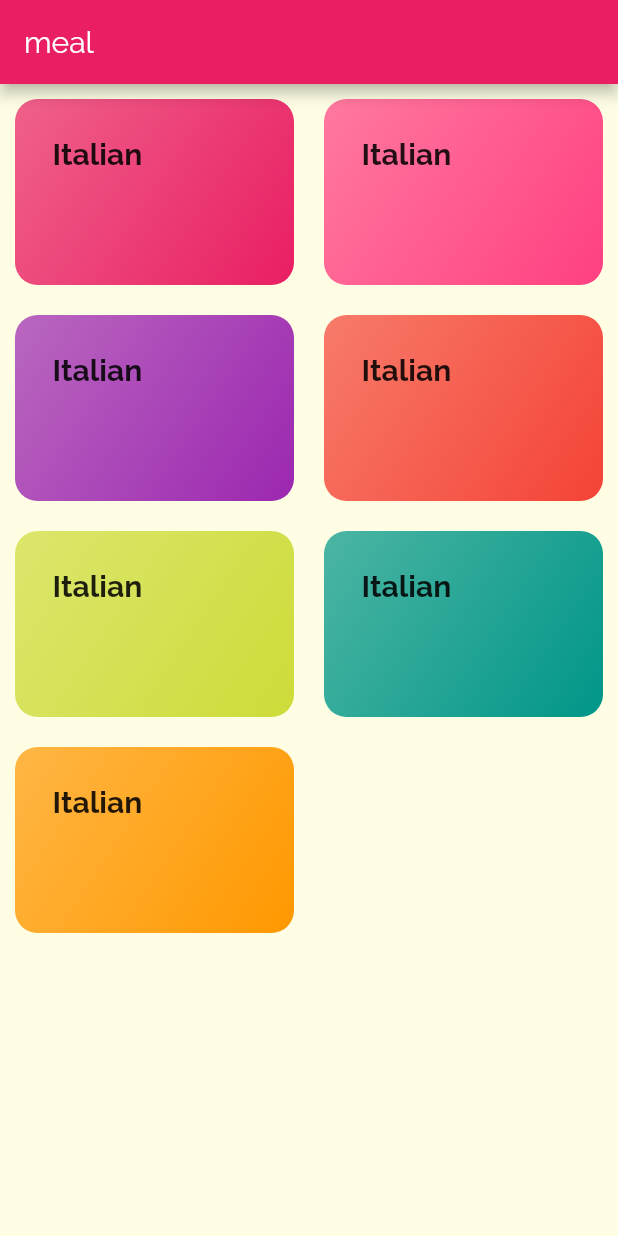
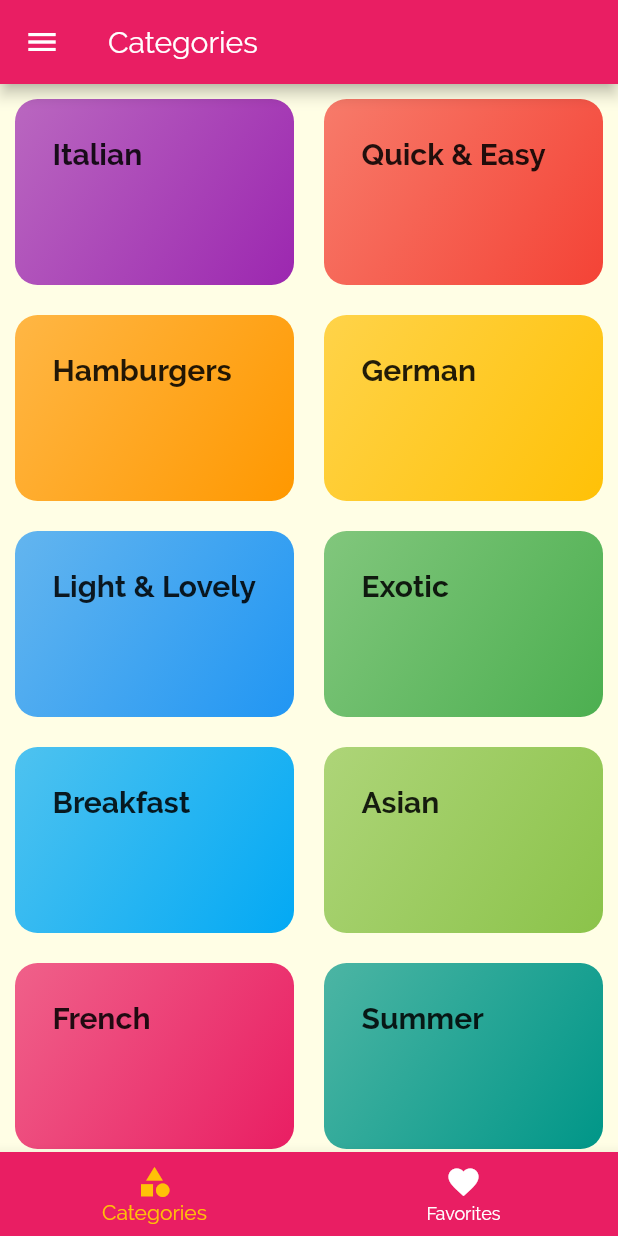
Before and after one commit to HQHAN/meal, a Flutter app: the screen it shows after launch, on a phone screen of 412 x 824 dp. Run offline on Flutter 3.47's test engine with Material 2 defaults, Android fonts, the phone set to English and light mode, and no system bars.

Commit message:
unpushed changes

```diff
--- a/lib/categories.dart
+++ /dev/null
@@ -1,24 +0,0 @@
-import 'package:flutter/material.dart';
-import 'package:meal_app/category_item.dart';
-import 'package:meal_app/models/dummy_categories.dart';
-
-import 'models/category.dart';
-
-class Categories extends StatelessWidget {
-  @override
-  Widget build(BuildContext context) {
-    return GridView.builder(
-      padding: const EdgeInsets.all(10),
-      gridDelegate: SliverGridDelegateWithMaxCrossAxisExtent(
-          maxCrossAxisExtent: 200,
-          childAspectRatio: 3 / 2,
-          crossAxisSpacing: 20,
-          mainAxisSpacing: 20),
-      itemBuilder: (ctx, index) {
-        Category item = DUMMY_CATEGORY[index];
-        return CategoryItem(item.title, item.bgColor);
-      },
-      itemCount: DUMMY_CATEGORY.length,
-    );
-  }
-}
--- a/lib/category_item.dart
+++ /dev/null
@@ -1,41 +0,0 @@
-import 'package:flutter/material.dart';
-import 'package:meal_app/meal_detail.dart';
-
-class CategoryItem extends StatelessWidget {
-  final String title;
-  final Color color;
-
-  CategoryItem(this.title, this.color);
-
-  void selectCategory(BuildContext ctx) {
-    Navigator.of(ctx).push(MaterialPageRoute(builder: (_) {
-      return MealDetail();
-    }));
-  }
-
-  @override
-  Widget build(BuildContext context) {
-    return InkWell(
-      onTap: () => selectCategory(context),
-      splashColor: Theme.of(context).primaryColor,
-      borderRadius: BorderRadius.circular(15),
-      child: Container(
-          padding: const EdgeInsets.all(25),
-          child: Text(
-            title,
-            style: Theme.of(context).textTheme.title,
-          ),
-          decoration: BoxDecoration(
-            gradient: LinearGradient(
-              colors: [
-                color.withOpacity(0.7),
-                color,
-              ],
-              begin: Alignment.topLeft,
-              end: Alignment.bottomRight,
-            ),
-            borderRadius: BorderRadius.circular(15),
-          )),
-    );
-  }
-}
--- a/lib/category_screen.dart
+++ /dev/null
@@ -1,15 +0,0 @@
-import 'package:flutter/material.dart';
-
-import 'categories.dart';
-
-class CategoryScreen extends StatelessWidget {
-  @override
-  Widget build(BuildContext context) {
-    return Scaffold(
-      appBar: AppBar(
-        title: Text('meal'),
-      ),
-      body: Categories(),
-    );
-  }
-}
--- a/lib/main.dart
+++ b/lib/main.dart
@@ -1,10 +1,67 @@
 import 'package:flutter/material.dart';
-import 'package:meal_app/category_screen.dart';
+import 'package:meal_app/models/dummy_categories.dart';
+import 'package:meal_app/screens/category_screen.dart';
+import 'package:meal_app/screens/filter_screen.dart';
+import 'package:meal_app/screens/meal_detail_screen.dart';
+import 'package:meal_app/screens/meal_list_screen.dart';
+import 'package:meal_app/screens/tabs_screen.dart';
+
+import 'models/meal.dart';
 
 void main() => runApp(MyApp());
 
-class MyApp extends StatelessWidget {
+class MyApp extends StatefulWidget {
   // This widget is the root of your application.
+
+  @override
+  _MyAppState createState() => _MyAppState();
+}
+
+class _MyAppState extends State<MyApp> {
+  Map<String, bool> _currentFilters = {
+    'gluten': false,
+    'vegan': false,
+    'vegeterian': false,
+    'lactos': false,
+  };
+  List<Meal> _availableMeals = DUMMY_MEALS;
+  List<Meal> _favoriteMeals = [];
+
+  void _setFilters(Map<String, bool> changed) {
+    setState(() {
+      _currentFilters = changed;
+      _availableMeals = DUMMY_MEALS.where((meal) {
+        if (_currentFilters['gluten'] && meal.isGlutenFree) return false;
+        if (_currentFilters['vegan'] && meal.isVegan) return false;
+        if (_currentFilters['vegeterian'] && meal.isVegetarian) return false;
+        if (_currentFilters['lactos'] && meal.isLactoseFree) return false;
+        return true;
+      }).toList();
+    });
+  }
+
+  void _onToggleFavorite(String mealId) {
+    final Meal found = _favoriteMeals.firstWhere((item) {
+      return item.id == mealId;
+    }, orElse: () => null);
+
+    if (found != null) {
+      setState(() {
+        _favoriteMeals.remove(found);
+        print(_favoriteMeals);
+      });
+    } else {
+      setState(() {
+        _favoriteMeals.add(DUMMY_MEALS.firstWhere((item) => item.id == mealId));
+        print(_favoriteMeals);
+      });
+    }
+  }
+
+  bool _isFavoriteItem(String id) {
+    return _favoriteMeals.any((item) => item.id == id );
+  }
+
   @override
   Widget build(BuildContext context) {
     return MaterialApp(
@@ -36,7 +93,27 @@ class MyApp extends StatelessWidget {
                   fontWeight: FontWeight.bold,
                 ),
               )),
-      home: CategoryScreen(),
+      initialRoute: '/',
+      routes: {
+        '/': (ctx) => TabScreen(_favoriteMeals),
+        MealListScreen.route_name: (ctx) => MealListScreen(_availableMeals),
+        MealDetailScreen.routeName: (ctx) => MealDetailScreen(_onToggleFavorite, _isFavoriteItem),
+        FilterScreeen.routeName: (ctx) => FilterScreeen(
+              _setFilters,
+              currentSetting: _currentFilters,
+            ),
+      },
+      onGenerateRoute: (settings) {
+        print(settings.arguments);
+        return MaterialPageRoute(
+          builder: (ctx) => TabScreen(_favoriteMeals),
+        );
+      },
+      onUnknownRoute: (settings) {
+        return MaterialPageRoute(
+          builder: (ctx) => CategoryScreen(),
+        );
+      },
     );
   }
 }
--- a/lib/meal_detail.dart
+++ /dev/null
@@ -1,15 +0,0 @@
-import 'package:flutter/material.dart';
-
-class MealDetail extends StatelessWidget {
-  @override
-  Widget build(BuildContext context) {
-    return Scaffold(
-      appBar: AppBar(
-        title: Text('Detail Page'),
-      ),
-      body: Center(
-        child: Text("Detail Page"),
-      ),
-    );
-  }
-}
--- a/lib/models/dummy_categories.dart
+++ b/lib/models/dummy_categories.dart
@@ -1,12 +1,408 @@
 import 'package:flutter/material.dart';
 import 'package:meal_app/models/category.dart';
 
+import 'meal.dart';
+
 const DUMMY_CATEGORY = const [
-  Category(id: 'c1', title: 'Italian', bgColor: Colors.pink),
-  Category(id: 'c2', title: 'Italian', bgColor: Colors.pinkAccent),
-  Category(id: 'c3', title: 'Italian', bgColor: Colors.purple),
-  Category(id: 'c4', title: 'Italian', bgColor: Colors.red),
-  Category(id: 'c5', title: 'Italian', bgColor: Colors.lime),
-  Category(id: 'c6', title: 'Italian', bgColor: Colors.teal),
-  Category(id: 'c7', title: 'Italian',),
+  Category(
+    id: 'c1',
+    title: 'Italian',
+    bgColor: Colors.purple,
+  ),
+  Category(
+    id: 'c2',
+    title: 'Quick & Easy',
+    bgColor: Colors.red,
+  ),
+  Category(
+    id: 'c3',
+    title: 'Hamburgers',
+    bgColor: Colors.orange,
+  ),
+  Category(
+    id: 'c4',
+    title: 'German',
+    bgColor: Colors.amber,
+  ),
+  Category(
+    id: 'c5',
+    title: 'Light & Lovely',
+    bgColor: Colors.blue,
+  ),
+  Category(
+    id: 'c6',
+    title: 'Exotic',
+    bgColor: Colors.green,
+  ),
+  Category(
+    id: 'c7',
+    title: 'Breakfast',
+    bgColor: Colors.lightBlue,
+  ),
+  Category(
+    id: 'c8',
+    title: 'Asian',
+    bgColor: Colors.lightGreen,
+  ),
+  Category(
+    id: 'c9',
+    title: 'French',
+    bgColor: Colors.pink,
+  ),
+  Category(
+    id: 'c10',
+    title: 'Summer',
+    bgColor: Colors.teal,
+  ),
 ];
+
+const DUMMY_MEALS = const [
+  Meal(
+    id: 'm1',
+    categories: [
+      'c1',
+      'c2',
+    ],
+    title: 'Spaghetti with Tomato Sauce',
+    affordability: Affordability.Affordable,
+    complexity: Complexity.Simple,
+    imageUrl:
+        'https://upload.wikimedia.org/wikipedia/commons/thumb/2/20/Spaghetti_Bolognese_mit_Parmesan_oder_Grana_Padano.jpg/800px-Spaghetti_Bolognese_mit_Parmesan_oder_Grana_Padano.jpg',
+    duration: 20,
+    ingredients: [
+      '4 Tomatoes',
+      '1 Tablespoon of Olive Oil',
+      '1 Onion',
+      '250g Spaghetti',
+      'Spices',
+      'Cheese (optional)'
+    ],
+    steps: [
+      'Cut the tomatoes and the onion into small pieces.',
+      'Boil some water - add salt to it once it boils.',
+      'Put the spaghetti into the boiling water - they should be done in about 10 to 12 minutes.',
+      'In the meantime, heaten up some olive oil and add the cut onion.',
+      'After 2 minutes, add the tomato pieces, salt, pepper and your other spices.',
+      'The sauce will be done once the spaghetti are.',
+      'Feel free to add some cheese on top of the finished dish.'
+    ],
+    isGlutenFree: false,
+    isVegan: true,
+    isVegetarian: true,
+    isLactoseFree: true,
+  ),
+  Meal(
+    id: 'm2',
+    categories: [
+      'c2',
+    ],
+    title: 'Toast Hawaii',
+    affordability: Affordability.Affordable,
+    complexity: Complexity.Simple,
+    imageUrl:
+        'https://cdn.pixabay.com/photo/2018/07/11/21/51/toast-3532016_1280.jpg',
+    duration: 10,
+    ingredients: [
+      '1 Slice White Bread',
+      '1 Slice Ham',
+      '1 Slice Pineapple',
+      '1-2 Slices of Cheese',
+      'Butter'
+    ],
+    steps: [
+      'Butter one side of the white bread',
+      'Layer ham, the pineapple and cheese on the white bread',
+      'Bake the toast for round about 10 minutes in the oven at 200°C'
+    ],
+    isGlutenFree: false,
+    isVegan: false,
+    isVegetarian: false,
+    isLactoseFree: false,
+  ),
+  Meal(
+    id: 'm3',
+    categories: [
+      'c2',
+      'c3',
+    ],
+    title: 'Classic Hamburger',
+    affordability: Affordability.Pricey,
+    complexity: Complexity.Simple,
+    imageUrl:
+        'https://cdn.pixabay.com/photo/2014/10/23/18/05/burger-500054_1280.jpg',
+    duration: 45,
+    ingredients: [
+      '300g Cattle Hack',
+      '1 Tomato',
+      '1 Cucumber',
+      '1 Onion',
+      'Ketchup',
+      '2 Burger Buns'
+    ],
+    steps: [
+      'Form 2 patties',
+      'Fry the patties for c. 4 minutes on each side',
+      'Quickly fry the buns for c. 1 minute on each side',
+      'Bruch buns with ketchup',
+      'Serve burger with tomato, cucumber and onion'
+    ],
+    isGlutenFree: false,
+    isVegan: false,
+    isVegetarian: false,
+    isLactoseFree: true,
+  ),
+  Meal(
+    id: 'm4',
+    categories: [
+      'c4',
+    ],
+    title: 'Wiener Schnitzel',
+    affordability: Affordability.Luxurious,
+    complexity: Complexity.Challenging,
+    imageUrl:
+        'https://cdn.pixabay.com/photo/2018/03/31/19/29/schnitzel-3279045_1280.jpg',
+    duration: 60,
+    ingredients: [
+      '8 Veal Cutlets',
+      '4 Eggs',
+      '200g Bread Crumbs',
+      '100g Flour',
+      '300ml Butter',
+      '100g Vegetable Oil',
+      'Salt',
+      'Lemon Slices'
+    ],
+    steps: [
+      'Tenderize the veal to about 2–4mm, and salt on both sides.',
+      'On a flat plate, stir the eggs briefly with a fork.',
+      'Lightly coat the cutlets in flour then dip into the egg, and finally, coat in breadcrumbs.',
+      'Heat the butter and oil in a large pan (allow the fat to get very hot) and fry the schnitzels until golden brown on both sides.',
+      'Make sure to toss the pan regularly so that the schnitzels are surrounded by oil and the crumbing becomes ‘fluffy’.',
+      'Remove, and drain on kitchen paper. Fry the parsley in the remaining oil and drain.',
+      'Place the schnitzels on awarmed plate and serve garnishedwith parsley and slices of lemon.'
+    ],
+    isGlutenFree: false,
+    isVegan: false,
+    isVegetarian: false,
+    isLactoseFree: false,
+  ),
+  Meal(
+    id: 'm5',
+    categories: [
+      'c2'
+          'c5',
+      'c10',
+    ],
+    title: 'Salad with Smoked Salmon',
+    affordability: Affordability.Luxurious,
+    complexity: Complexity.Simple,
+    imageUrl:
+        'https://cdn.pixabay.com/photo/2016/10/25/13/29/smoked-salmon-salad-1768890_1280.jpg',
+    duration: 15,
+    ingredients: [
+      'Arugula',
+      'Lamb\'s Lettuce',
+      'Parsley',
+      'Fennel',
+      '200g Smoked Salmon',
+      'Mustard',
+      'Balsamic Vinegar',
+      'Olive Oil',
+      'Salt and Pepper'
+    ],
+    steps: [
+      'Wash and cut salad and herbs',
+      'Dice the salmon',
+      'Process mustard, vinegar and olive oil into a dessing',
+      'Prepare the salad',
+      'Add salmon cubes and dressing'
+    ],
+    isGlutenFree: true,
+    isVegan: false,
+    isVegetarian: true,
+    isLactoseFree: true,
+  ),
+  Meal(
+    id: 'm6',
+    categories: [
+      'c6',
+      'c10',
+    ],
+    title: 'Delicious Orange Mousse',
+    affordability: Affordability.Affordable,
+    complexity: Complexity.Hard,
+    imageUrl:
+        'https://cdn.pixabay.com/photo/2017/05/01/05/18/pastry-2274750_1280.jpg',
+    duration: 240,
+    ingredients: [
+      '4 Sheets of Gelatine',
+      '150ml Orange Juice',
+      '80g Sugar',
+      '300g Yoghurt',
+      '200g Cream',
+      'Orange Peel',
+    ],
+    steps: [
+      'Dissolve gelatine in pot',
+      'Add orange juice and sugar',
+      'Take pot off the stove',
+      'Add 2 tablespoons of yoghurt',
+      'Stir gelatin under remaining yoghurt',
+      'Cool everything down in the refrigerator',
+      'Whip the cream and lift it under die orange mass',
+      'Cool down again for at least 4 hours',
+      'Serve with orange peel',
+    ],
+    isGlutenFree: true,
+    isVegan: false,
+    isVegetarian: true,
+    isLactoseFree: false,
+  ),
+  Meal(
+    id: 'm7',
+    categories: [
+      'c7',
+    ],
+    title: 'Pancakes',
+    affordability: Affordability.Affordable,
+    complexity: Complexity.Simple,
+    imageUrl:
+        'https://cdn.pixabay.com/photo/2018/07/10/21/23/pancake-3529653_1280.jpg',
+    duration: 20,
+    ingredients: [
+      '1 1/2 Cups all-purpose Flour',
+      '3 1/2 Teaspoons Baking Powder',
+      '1 Teaspoon Salt',
+      '1 Tablespoon White Sugar',
+      '1 1/4 cups Milk',
+      '1 Egg',
+      '3 Tablespoons Butter, melted',
+    ],
+    steps: [
+      'In a large bowl, sift together the flour, baking powder, salt and sugar.',
+      'Make a well in the center and pour in the milk, egg and melted butter; mix until smooth.',
+      'Heat a lightly oiled griddle or frying pan over medium high heat.',
+      'Pour or scoop the batter onto the griddle, using approximately 1/4 cup for each pancake. Brown on both sides and serve hot.'
+    ],
+    isGlutenFree: true,
+    isVegan: false,
+    isVegetarian: true,
+    isLactoseFree: false,
+  ),
+  Meal(
+    id: 'm8',
+    categories: [
+      'c8',
+    ],
+    title: 'Creamy Indian Chicken Curry',
+    affordability: Affordability.Pricey,
+    complexity: Complexity.Challenging,
+    imageUrl:
+        'https://cdn.pixabay.com/photo/2018/06/18/16/05/indian-food-3482749_1280.jpg',
+    duration: 35,
+    ingredients: [
+      '4 Chicken Breasts',
+      '1 Onion',
+      '2 Cloves of Garlic',
+      '1 Piece of Ginger',
+      '4 Tablespoons Almonds',
+      '1 Teaspoon Cayenne Pepper',
+      '500ml Coconut Milk',
+    ],
+    steps: [
+      'Slice and fry the chicken breast',
+      'Process onion, garlic and ginger into paste and sauté everything',
+      'Add spices and stir fry',
+      'Add chicken breast + 250ml of water and cook everything for 10 minutes',
+      'Add coconut milk',
+      'Serve with rice'
+    ],
+    isGlutenFree: true,
+    isVegan: false,
+    isVegetarian: false,
+    isLactoseFree: true,
+  ),
+  Meal(
+    id: 'm9',
+    categories: [
+      'c9',
+    ],
+    title: 'Chocolate Souffle',
+    affordability: Affordability.Affordable,
+    complexity: Complexity.Hard,
+    imageUrl:
+        'https://cdn.pixabay.com/photo/2014/08/07/21/07/souffle-412785_1280.jpg',
+    duration: 45,
+    ingredients: [
+      '1 Teaspoon melted Butter',
+      '2 Tablespoons white Sugar',
+      '2 Ounces 70% dark Chocolate, broken into pieces',
+      '1 Tablespoon Butter',
+      '1 Tablespoon all-purpose Flour',
+      '4 1/3 tablespoons cold Milk',
+      '1 Pinch Salt',
+      '1 Pinch Cayenne Pepper',
+      '1 Large Egg Yolk',
+      '2 Large Egg Whites',
+      '1 Pinch Cream of Tartar',
+      '1 Tablespoon white Sugar',
+    ],
+    steps: [
+      'Preheat oven to 190°C. Line a rimmed baking sheet with parchment paper.',
+      'Brush bottom and sides of 2 ramekins lightly with 1 teaspoon melted butter; cover bottom and sides right up to the rim.',
+      'Add 1 tablespoon white sugar to ramekins. Rotate ramekins until sugar coats all surfaces.',
+      'Place chocolate pieces in a metal mixing bowl.',
+      'Place bowl over a pan of about 3 cups hot water over low heat.',
+      'Melt 1 tablespoon butter in a skillet over medium heat. Sprinkle in flour. Whisk until flour is incorporated into butter and mixture thickens.',
+      'Whisk in cold milk until mixture becomes smooth and thickens. Transfer mixture to bowl with melted chocolate.',
+      'Add salt and cayenne pepper. Mix together thoroughly. Add egg yolk and mix to combine.',
+      'Leave bowl above the hot (not simmering) water to keep chocolate warm while you whip the egg whites.',
+      'Place 2 egg whites in a mixing bowl; add cream of tartar. Whisk until mixture begins to thicken and a drizzle from the whisk stays on the surface about 1 second before disappearing into the mix.',
+      'Add 1/3 of sugar and whisk in. Whisk in a bit more sugar about 15 seconds.',
+      'whisk in the rest of the sugar. Continue whisking until mixture is about as thick as shaving cream and holds soft peaks, 3 to 5 minutes.',
+      'Transfer a little less than half of egg whites to chocolate.',
+      'Mix until egg whites are thoroughly incorporated into the chocolate.',
+      'Add the rest of the egg whites; gently fold into the chocolate with a spatula, lifting from the bottom and folding over.',
+      'Stop mixing after the egg white disappears. Divide mixture between 2 prepared ramekins. Place ramekins on prepared baking sheet.',
+      'Bake in preheated oven until scuffles are puffed and have risen above the top of the rims, 12 to 15 minutes.',
+    ],
+    isGlutenFree: true,
+    isVegan: false,
+    isVegetarian: true,
+    isLactoseFree: false,
+  ),
+  Meal(
+    id: 'm10',
+    categories: [
+      'c2',
+      'c5',
+      'c10',
+    ],
+    title: 'Asparagus Salad with Cherry Tomatoes',
+    affordability: Affordability.Luxurious,
+    complexity: Complexity.Simple,
+    imageUrl:
+        'https://cdn.pixabay.com/photo/2018/04/09/18/26/asparagus-3304997_1280.jpg',
+    duration: 30,
+    ingredients: [
+      'White and Green Asparagus',
+      '30g Pine Nuts',
+      '300g Cherry Tomatoes',
+      'Salad',
+      'Salt, Pepper and Olive Oil'
+    ],
+    steps: [
+      'Wash, peel and cut the asparagus',
+      'Cook in salted water',
+      'Salt and pepper the asparagus',
+      'Roast the pine nuts',
+      'Halve the tomatoes',
+      'Mix with asparagus, salad and dressing',
+      'Serve with Baguette'
+    ],
+    isGlutenFree: true,
+    isVegan: true,
+    isVegetarian: true,
+    isLactoseFree: true,
+  ),
+];
```
